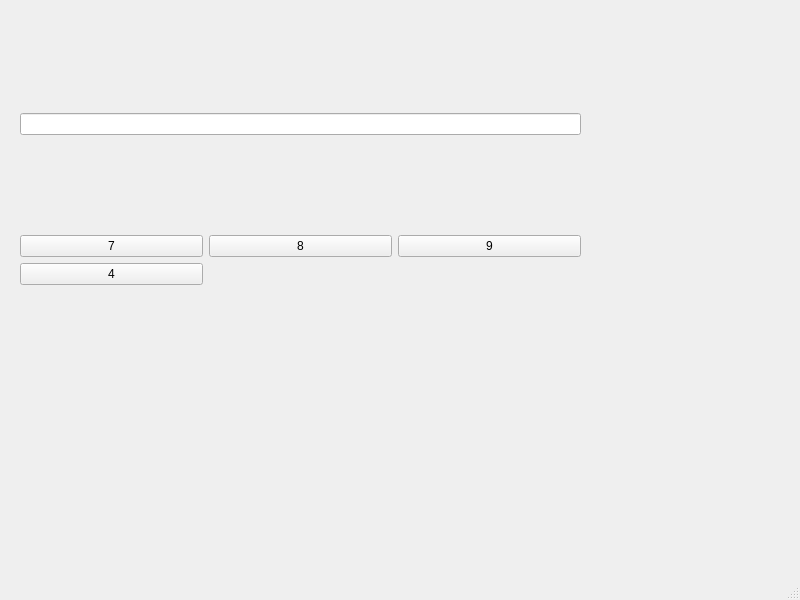
This is app/gui/mainwindow.ui in eidelen/kidscalc as Qt 5 draws it before an edit. The edited form follows.
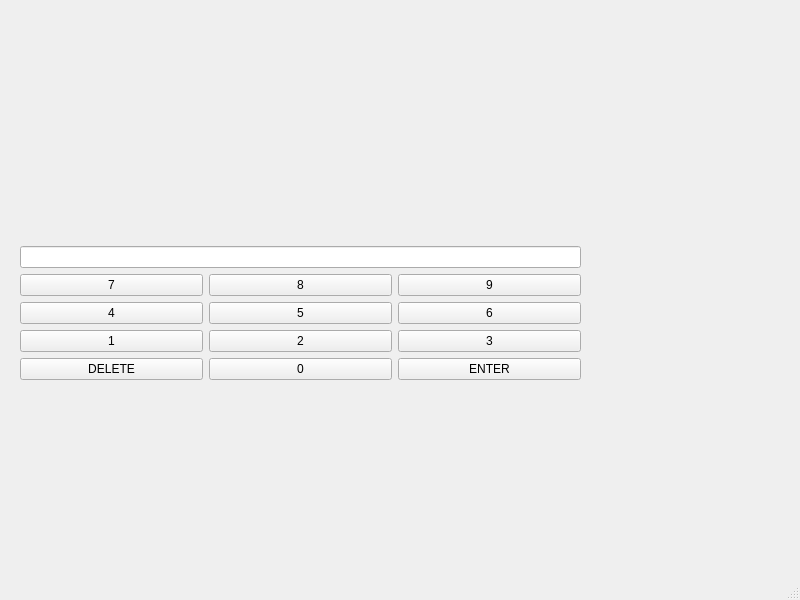
This is the edited form.

The edit to the form file:
```diff
--- a/app/gui/mainwindow.ui
+++ b/app/gui/mainwindow.ui
@@ -25,10 +25,31 @@
     </property>
     <layout class="QVBoxLayout" name="verticalLayout">
      <item>
-      <widget class="QLineEdit" name="lineEdit"/>
+      <widget class="QLabel" name="qLabel">
+       <property name="text">
+        <string/>
+       </property>
+      </widget>
+     </item>
+     <item>
+      <widget class="QLineEdit" name="resEdit"/>
      </item>
      <item>
       <layout class="QGridLayout" name="gridLayout">
+       <item row="1" column="1">
+        <widget class="QPushButton" name="btn5">
+         <property name="text">
+          <string>5</string>
+         </property>
+        </widget>
+       </item>
+       <item row="2" column="0">
+        <widget class="QPushButton" name="btn1">
+         <property name="text">
+          <string>1</string>
+         </property>
+        </widget>
+       </item>
        <item row="0" column="1">
         <widget class="QPushButton" name="btn8">
          <property name="text">
@@ -43,13 +64,6 @@
          </property>
         </widget>
        </item>
-       <item row="0" column="0">
-        <widget class="QPushButton" name="btn7">
-         <property name="text">
-          <string>7</string>
-         </property>
-        </widget>
-       </item>
        <item row="1" column="0">
         <widget class="QPushButton" name="btn4">
          <property name="text">
@@ -57,6 +71,55 @@
          </property>
         </widget>
        </item>
+       <item row="1" column="2">
+        <widget class="QPushButton" name="btn6">
+         <property name="text">
+          <string>6</string>
+         </property>
+        </widget>
+       </item>
+       <item row="2" column="1">
+        <widget class="QPushButton" name="btn2">
+         <property name="text">
+          <string>2</string>
+         </property>
+        </widget>
+       </item>
+       <item row="2" column="2">
+        <widget class="QPushButton" name="btn3">
+         <property name="text">
+          <string>3</string>
+         </property>
+        </widget>
+       </item>
+       <item row="0" column="0">
+        <widget class="QPushButton" name="btn7">
+         <property name="text">
+          <string>7</string>
+         </property>
+        </widget>
+       </item>
+       <item row="3" column="1">
+        <widget class="QPushButton" name="btn0">
+         <property name="text">
+          <string>0</string>
+         </property>
+        </widget>
+       </item>
+       <item row="3" column="2">
+        <widget class="QPushButton" name="btnGo">
+         <property name="text">
+          <string>ENTER</string>
+         </property>
+        </widget>
+       </item>
+       <item row="3" column="0">
+        <widget class="QPushButton" name="btnDel">
+         <property name="text">
+          <string>DELETE</string>
+         </property>
+        </widget>
+       </item>
       </layout>
      </item>
     </layout>
```
